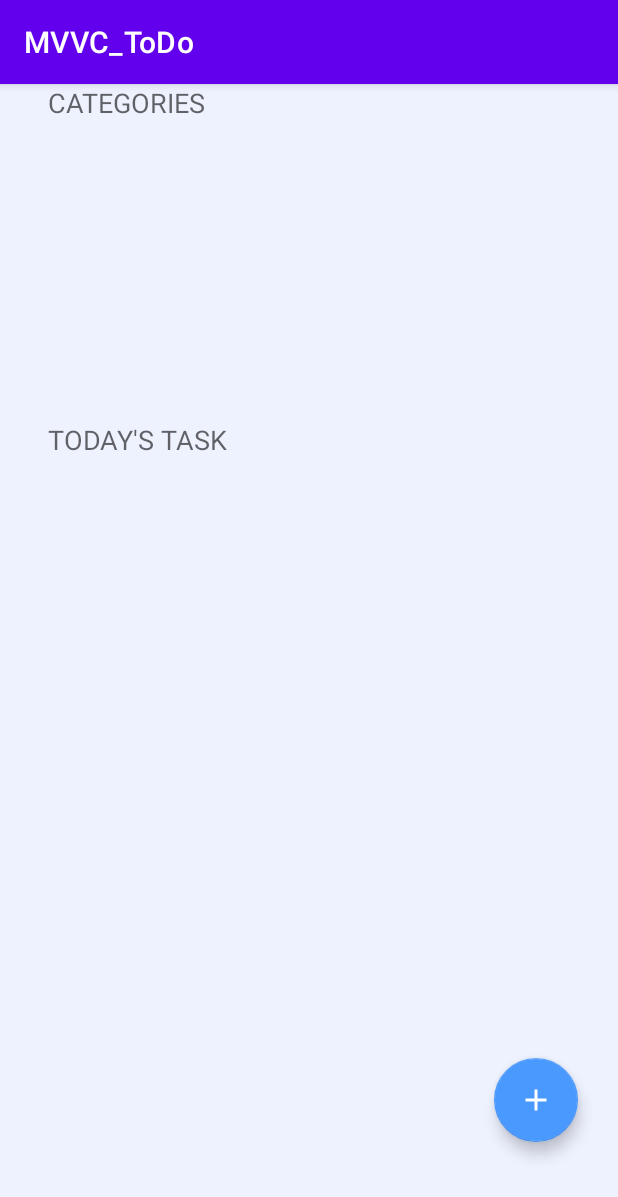
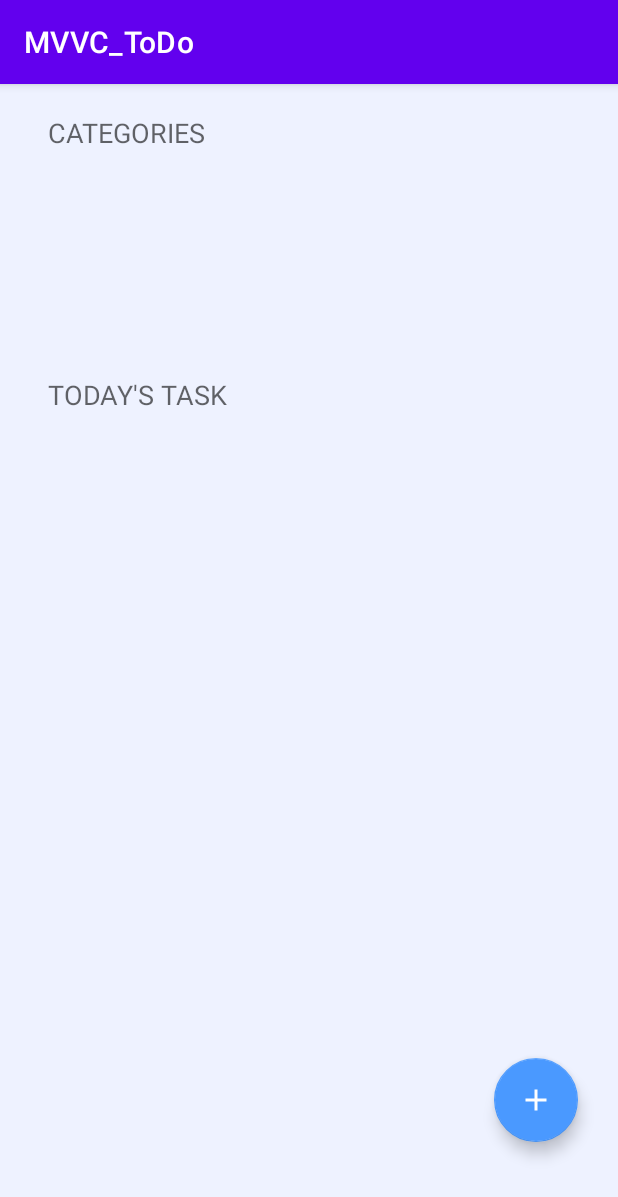
Before and after one commit to nesyaporto/ToDoApps_New, an Android app: the screen it shows after launch (MainActivity), on a phone screen of 412 x 824 dp. Shown: the top 1197 px of the screen. Run offline under Robolectric (Android 15) with nearby library versions, the phone set to English and light mode, and no system bars; our stand-ins replace Room's generated code, data binding.

Commit message:
Update Terbaru - 22:15

```diff
--- a/app/src/main/java/com/example/mvvc_todo/db/TaskDao.kt
+++ b/app/src/main/java/com/example/mvvc_todo/db/TaskDao.kt
@@ -9,13 +9,10 @@ interface TaskDao {
     @Insert
     suspend fun insert(taskEntry: TaskEntry)
 
-    @Delete
-    suspend fun delete(taskEntry: TaskEntry)
-
     @Update
     suspend fun update(taskEntry: TaskEntry)
 
-    @Query("SELECT * FROM daftar_todo ORDER BY waktu DESC")
+    @Query("SELECT * FROM TaskEntry ORDER BY waktu DESC")
     fun getAllTask(): LiveData<List<TaskEntry>>
 
 }
--- a/app/src/main/java/com/example/mvvc_todo/db/TaskDatabase.kt
+++ b/app/src/main/java/com/example/mvvc_todo/db/TaskDatabase.kt
@@ -20,7 +20,7 @@ abstract class TaskDatabase: RoomDatabase(){
                     instance = Room.databaseBuilder(
                         context.applicationContext,
                         TaskDatabase::class.java,
-                        "daftar_todo"
+                        "TestDB2"
                     ).fallbackToDestructiveMigration().build()
                     INSTANCE = instance
                 }
--- a/app/src/main/java/com/example/mvvc_todo/repository/TaskRepository.kt
+++ b/app/src/main/java/com/example/mvvc_todo/repository/TaskRepository.kt
@@ -6,8 +6,6 @@ import com.example.mvvc_todo.db.TaskEntry
 
 class TaskRepository (val taskDao: TaskDao) {
     suspend fun insertData(taskEntry: TaskEntry) = taskDao.insert(taskEntry)
-    suspend fun updateData(taskEntry: TaskEntry) = taskDao.update(taskEntry)
-    suspend fun deleteData(taskEntry: TaskEntry) = taskDao.delete(taskEntry)
 
     fun getAllTask():LiveData<List<TaskEntry>> = taskDao.getAllTask()
 
--- a/app/src/main/java/com/example/mvvc_todo/ui/MainActivity.kt
+++ b/app/src/main/java/com/example/mvvc_todo/ui/MainActivity.kt
@@ -1,8 +1,11 @@
 package com.example.mvvc_todo.ui
 
+import android.os.Bundle
 import androidx.appcompat.app.AppCompatActivity
-import android.os.Bundle
+import androidx.recyclerview.widget.LinearLayoutManager
+import androidx.recyclerview.widget.RecyclerView
 import com.example.mvvc_todo.R
+
 
 class MainActivity : AppCompatActivity() {
     override fun onCreate(savedInstanceState: Bundle?) {
--- a/app/src/main/java/com/example/mvvc_todo/ui/add/AddFragment.kt
+++ b/app/src/main/java/com/example/mvvc_todo/ui/add/AddFragment.kt
@@ -43,7 +43,6 @@ private val viewModel: TaskViewModel by viewModels()
                         Toast.LENGTH_SHORT
                     ).show()
                     return@setOnClickListener
-
                 }
 
                 val judul_str = etEnterTask.text.toString()
@@ -53,7 +52,6 @@ private val viewModel: TaskViewModel by viewModels()
                     judul_str,
                     kategorispin,
                     System.currentTimeMillis()
-
                 )
     viewModel.insertData(taskEntry)
                 Toast.makeText(requireContext(),"Successfully Added!", Toast.LENGTH_SHORT).show()
--- a/app/src/main/java/com/example/mvvc_todo/ui/task/TaskFragment.kt
+++ b/app/src/main/java/com/example/mvvc_todo/ui/task/TaskFragment.kt
@@ -9,13 +9,15 @@ import androidx.fragment.app.viewModels
 import androidx.navigation.fragment.findNavController
 import com.example.mvvc_todo.R
 import com.example.mvvc_todo.databinding.FragmentTaskBinding
+import com.example.mvvc_todo.db.TaskEntry
 import com.example.mvvc_todo.viewmodel.TaskViewModel
 
 
-class TaskFragment : Fragment() {
+class TaskFragment : Fragment(R.layout.fragment_task), TaskAdapter.OnItemClickListener {
 
     private val viewModel: TaskViewModel by viewModels()
     private lateinit var adapter: TaskAdapter
+    private lateinit var adapter2: KategoriAdapter
 
     override fun onCreateView(
         inflater: LayoutInflater, container: ViewGroup?,
@@ -27,15 +29,17 @@ class TaskFragment : Fragment() {
         binding.lifecycleOwner = this
         binding.viewModel = viewModel
 
-        adapter = TaskAdapter()
+        adapter = TaskAdapter(this)
+        adapter2 = KategoriAdapter()
         viewModel.getAllTask.observe(viewLifecycleOwner){
             adapter.submitList(it)
+            adapter2.submitList(it)
         }
 
         binding.apply {
 
             binding.recyclerView.adapter = adapter
-            binding.rvCategories.adapter = adapter
+            binding.rvKategori.adapter = adapter2
 
             floatingActionButton.setOnClickListener {
                 findNavController().navigate(R.id.action_taskFragment_to_addFragment)
@@ -46,5 +50,13 @@ class TaskFragment : Fragment() {
         return binding.root
     }
 
+    override fun onItemClick(taskEntry: TaskEntry) {
+        viewModel.onTaskSelected(taskEntry)
+    }
+
+    override fun onCheckBoxClick(taskEntry: TaskEntry, isChecked: Boolean) {
+        viewModel.onTaskCheckedChanged(taskEntry, isChecked)
+    }
+
 
 }
--- a/app/src/main/res/layout/activity_main.xml
+++ b/app/src/main/res/layout/activity_main.xml
@@ -14,6 +14,7 @@
         android:layout_height="729dp"
         app:defaultNavHost="true"
         app:navGraph="@navigation/navigation"
+        tools:ignore="MissingConstraints"
         tools:layout_editor_absoluteX="1dp"
         tools:layout_editor_absoluteY="1dp" />
 </androidx.constraintlayout.widget.ConstraintLayout>
--- a/app/src/main/res/layout/fragment_task.xml
+++ b/app/src/main/res/layout/fragment_task.xml
@@ -21,6 +21,8 @@
             android:layout_width="0dp"
             android:layout_height="wrap_content"
             android:layout_marginStart="32dp"
+            android:layout_marginTop="20dp"
+            android:layout_marginEnd="32dp"
             android:text="CATEGORIES"
             android:textAppearance="@style/TextAppearance.AppCompat.Medium"
             app:layout_constraintEnd_toEndOf="parent"
@@ -29,29 +31,47 @@
             app:layout_constraintTop_toTopOf="parent" />
 
         <androidx.recyclerview.widget.RecyclerView
-            android:id="@+id/rv_categories"
+            android:id="@+id/rv_kategori"
+            android:layout_width="match_parent"
+            android:layout_height="130dp"
+            app:layout_constraintTop_toBottomOf="@+id/textView2"
+            android:layout_marginStart="32dp"
+            android:layout_marginEnd="32dp"
+            tools:listitem="@layout/categories_layout"
+            app:layoutManager="androidx.recyclerview.widget.LinearLayoutManager"
+            android:orientation="horizontal"/>
+<!--        baru bisa setelah menambahkan baris 41 42-->
+
+        <TextView
+            android:id="@+id/textView"
             android:layout_width="0dp"
-            android:layout_height="0dp"
-            app:layout_constraintBottom_toTopOf="@+id/textView"
+            android:layout_height="wrap_content"
+            android:layout_marginStart="32dp"
+            android:layout_marginEnd="32dp"
+            android:layout_marginTop="20dp"
+            android:text="TODAY'S TASK"
+            android:textAppearance="@style/TextAppearance.AppCompat.Medium"
             app:layout_constraintEnd_toEndOf="parent"
             app:layout_constraintHorizontal_bias="0.5"
             app:layout_constraintStart_toStartOf="parent"
-            app:layout_constraintTop_toBottomOf="@+id/textView2"
-            tools:listitem="@layout/categories_layout"
-            android:orientation="horizontal"/>
+            tools:layout_editor_absoluteY="205dp"
+            app:layout_constraintTop_toBottomOf="@+id/rv_kategori"/>
 
         <androidx.recyclerview.widget.RecyclerView
             android:id="@+id/recycler_view"
             android:layout_width="0dp"
-            android:layout_height="0dp"
+            android:layout_height="420dp"
+            android:layout_marginStart="32dp"
+            android:layout_marginEnd="32dp"
             android:clipToPadding="false"
             android:padding="4dp"
             app:layoutManager="androidx.recyclerview.widget.LinearLayoutManager"
             app:layout_constraintBottom_toBottomOf="parent"
             app:layout_constraintEnd_toEndOf="parent"
-            app:layout_constraintHorizontal_bias="0.5"
+            app:layout_constraintHorizontal_bias="0.0"
             app:layout_constraintStart_toStartOf="parent"
             app:layout_constraintTop_toBottomOf="@+id/textView"
+            app:layout_constraintVertical_bias="0.0"
             tools:listitem="@layout/row_layout" />
 
         <com.google.android.material.floatingactionbutton.FloatingActionButton
@@ -65,20 +85,12 @@
             app:backgroundTint="@color/blue"
             app:layout_constraintBottom_toBottomOf="parent"
             app:layout_constraintEnd_toEndOf="parent"
+            app:layout_constraintHorizontal_bias="1.0"
+            app:layout_constraintStart_toStartOf="parent"
+            app:layout_constraintTop_toTopOf="parent"
+            app:layout_constraintVertical_bias="1.0"
             app:tint="@color/white" />
 
-        <TextView
-            android:id="@+id/textView"
-            android:layout_width="0dp"
-            android:layout_height="wrap_content"
-            android:layout_marginStart="32dp"
-            android:layout_marginTop="200dp"
-            android:text="TODAY'S TASK"
-            android:textAppearance="@style/TextAppearance.AppCompat.Medium"
-            app:layout_constraintEnd_toEndOf="parent"
-            app:layout_constraintHorizontal_bias="0.5"
-            app:layout_constraintStart_toStartOf="parent"
-            app:layout_constraintTop_toBottomOf="@+id/textView2" />
 
     </androidx.constraintlayout.widget.ConstraintLayout>
 </layout>
--- a/app/src/main/res/navigation/navigation.xml
+++ b/app/src/main/res/navigation/navigation.xml
@@ -13,9 +13,6 @@
         <action
             android:id="@+id/action_taskFragment_to_addFragment"
             app:destination="@id/addFragment" />
-        <action
-            android:id="@+id/action_taskFragment_to_updateFragment"
-            app:destination="@id/updateFragment" />
     </fragment>
     <fragment
         android:id="@+id/addFragment"
@@ -26,13 +23,4 @@
             android:id="@+id/action_addFragment_to_taskFragment"
             app:destination="@id/taskFragment" />
     </fragment>
-    <fragment
-        android:id="@+id/updateFragment"
-        android:name="com.example.mvvc_todo.ui.update.UpdateFragment"
-        android:label="fragment_update"
-        tools:layout="@layout/fragment_update" >
-        <action
-            android:id="@+id/action_updateFragment_to_taskFragment"
-            app:destination="@id/taskFragment" />
-    </fragment>
 </navigation>
```
Also changed, not shown: app/src/main/java/com/example/mvvc_todo/db/KategoriTask.kt (added, +17 -0 lines), app/src/main/java/com/example/mvvc_todo/db/TaskEntry.kt (+5 -3 lines), app/src/main/java/com/example/mvvc_todo/ui/task/KategoriAdapter.kt (added, +35 -0 lines), app/src/main/java/com/example/mvvc_todo/ui/task/TaskAdapter.kt (+51 -5 lines), app/src/main/java/com/example/mvvc_todo/ui/update/UpdateFragment.kt (deleted, +0 -60 lines), app/src/main/java/com/example/mvvc_todo/viewmodel/TaskViewModel.kt (+4 -8 lines), app/src/main/res/layout/categories_layout.xml (+32 -17 lines), app/src/main/res/layout/fragment_delete.xml (deleted, +0 -14 lines), app/src/main/res/layout/fragment_update.xml (deleted, +0 -14 lines).
